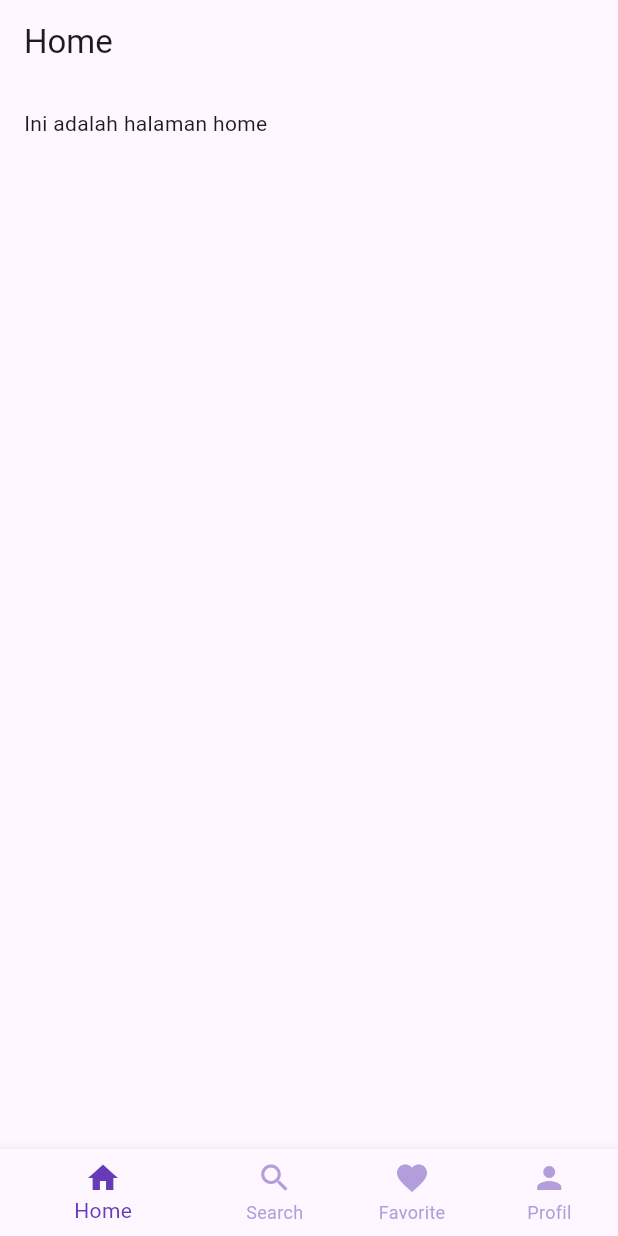
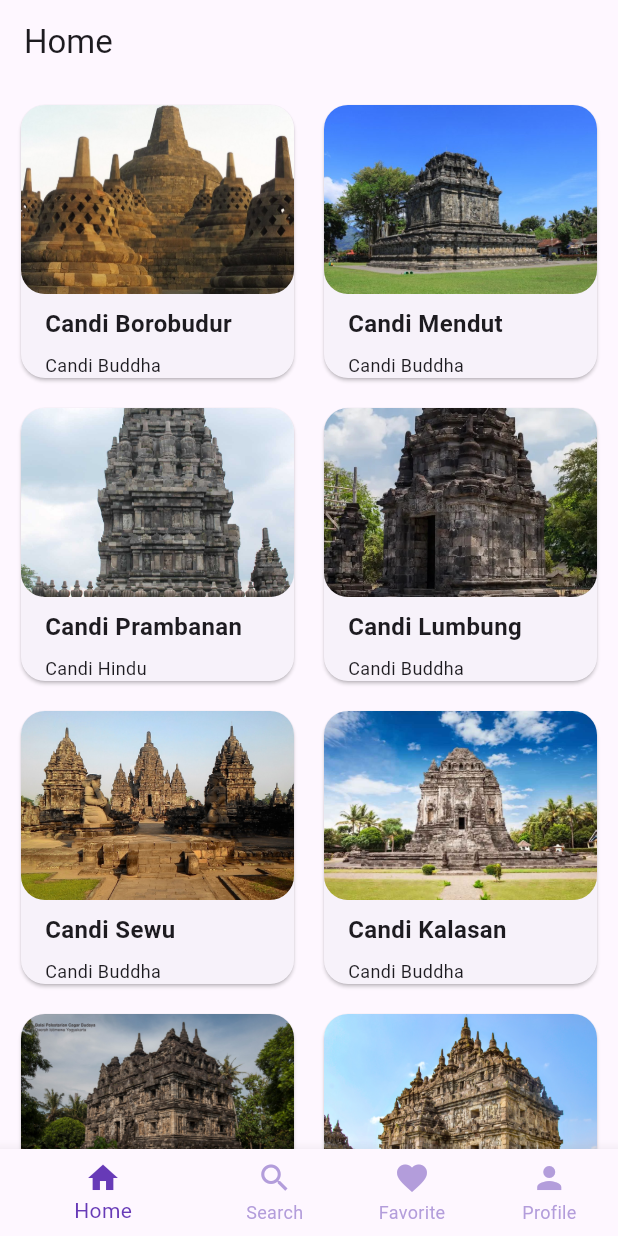
Before and after one commit to Cyndi1/PAB1, a Flutter app: the screen it shows after launch, on a phone screen of 412 x 824 dp. Run offline on Flutter 3.47's test engine with Material 3 defaults, Android fonts, the light colour scheme and no system bars.

Commit message:
home selesai

```diff
--- /dev/null
+++ b/flutter_button_navigation/lib/data/candi_data.dart
@@ -0,0 +1,164 @@
+import 'package:flutter_button_navigation/models/candi.dart';
+
+var candiList = [
+  Candi(
+    name: 'Candi Borobudur',
+    location: 'Magelang, Jawa Tengah',
+    description:
+        'Candi Borobudur, candi Buddha terbesar di dunia, dibangun oleh penganut Buddha Mahayana pada abad ke-9 di Jawa Tengah, Indonesia. Dengan enam teras dan tiga pelataran melingkar yang dihiasi relief dan arca Buddha, Borobudur adalah tempat suci untuk memuliakan Buddha dan panduan ziarah menuju pencerahan. Meskipun ditinggalkan pada abad ke-10, candi ini ditemukan kembali pada tahun 1814 dan setelah pemugaran besar-besaran, diakui sebagai Situs Warisan Dunia oleh UNESCO.',
+    built: 'Abad ke-9',
+    type: 'Candi Buddha',
+    imageAsset: 'images/borobudur.jpeg',
+    imageUrls: [
+      'https://media-cdn.tripadvisor.com/media/photo-o/11/cd/4f/71/borobudur-and-the-sky.jpg',
+      'https://media-cdn.tripadvisor.com/media/photo-o/11/cd/5d/36/borobudur-airial-view.jpg',
+      'https://media-cdn.tripadvisor.com/media/photo-o/11/cd/4d/c7/borobudur-and-the-sky.jpg',
+      'https://media-cdn.tripadvisor.com/media/photo-o/11/cd/47/0e/borobudur-sunset-moment.jpg',
+    ],
+    isFavorite: false,
+  ),
+  Candi(
+    name: 'Candi Mendut',
+    location: 'Magelang, Jawa Tengah',
+    description:
+        'Candi Mendut adalah candi Buddha yang terletak di Desa Mendut, Kabupaten Magelang, Jawa Tengah, sekitar 3 kilometer dari Candi Borobudur. Dibangun pada masa pemerintahan Raja Indra dari dinasti Syailendra, Candi Mendut dikaitkan dengan prasasti Karangtengah tahun 824 Masehi, yang mengaitkannya dengan istilah "wenuwana" atau hutan bambu. Candi ini dibangun dengan batu bata dan lapisan batu alam, berdiri teguh di atas basement tinggi dengan pintu masuk menghadap barat-daya. Bangunan ini memiliki lorong mengelilingi tubuhnya, atap tiga tingkat, dan dihiasi dengan 48 stupa kecil di bagian puncaknya.',
+    built: 'Abad ke-9',
+    type: 'Candi Buddha',
+    imageAsset: 'images/mendut.jpeg',
+    imageUrls: [
+      'https://media-cdn.tripadvisor.com/media/photo-o/08/8d/bd/dc/photo1jpg.jpg',
+      'https://media-cdn.tripadvisor.com/media/photo-o/08/30/84/fe/detail.jpg',
+      'https://media-cdn.tripadvisor.com/media/photo-o/07/9c/66/49/parc-du-monastere.jpg',
+      'https://media-cdn.tripadvisor.com/media/photo-o/07/64/89/fe/candi-mendut-temple.jpg',
+    ],
+    isFavorite: false,
+  ),
+  Candi(
+    name: 'Candi Prambanan',
+    location: 'Daerah Istimewa Yogyakarta',
+    description:
+        'Candi Prambanan adalah candi Hindu terbesar di Indonesia, didirikan pada abad ke-9 Masehi dan dipersembahkan untuk Trimurti Hindu: Brahma, Wisnu, dan Siwa. Terletak di Daerah Istimewa Yogyakarta dan Jawa Tengah, kompleks candi ini mencakup Bokoharjo, Prambanan, Sleman, Yogyakarta, serta Tlogo, Prambanan, Klaten, Jawa Tengah. Candi ini termasuk Situs Warisan Dunia UNESCO, memiliki arsitektur tinggi dan ramping, dengan candi Siwa sebagai pusat dengan ketinggian 47 meter. Dibangun mulai sekitar tahun 850 Masehi oleh Rakai Pikatan dan dikembangkan oleh Balitung Maha Sambu dari kerajaan Medang Mataram, Prambanan menjadi daya tarik wisatawan global.',
+    built: 'Abad ke-9',
+    type: 'Candi Hindu',
+    imageAsset: 'images/prambanan.jpeg',
+    imageUrls: [
+      'http://media-cdn.tripadvisor.com/media/photo-o/11/d3/f4/02/main-prambanan-temple.jpg',
+      'https://media-cdn.tripadvisor.com/media/photo-o/11/d3/f3/fb/main-prambanan-temple.jpg',
+      'https://media-cdn.tripadvisor.com/media/photo-o/11/cd/21/b5/prambanan-diwaktu-malam.jpg',
+      'https://media-cdn.tripadvisor.com/media/photo-o/11/cd/21/a1/prambanan-yang-luas-dan.jpg',
+    ],
+    isFavorite: false,
+  ),
+  Candi(
+    name: 'Candi Lumbung',
+    location: 'Klaten, Jawa Tengah',
+    description:
+        'Candi Lumbung, bagian Taman Wisata Candi Prambanan, terletak di Jawa Tengah, Kabupaten Klaten. Dibangun pada abad ke-9 saat Kerajaan Mataram Kuno, candi ini terdiri dari satu candi induk dan 16 candi perwara. Candi induk memiliki denah poligon bersisi 20, luas 350 m2, dan menghadap ke timur, meskipun sekarang tidak lengkap karena sejumlah batu hilang. Penelitian modern oleh J. Dumarçay juga mencatat perubahan struktur candi ini.',
+    built: 'Abad ke-9',
+    type: 'Candi Buddha',
+    imageAsset: 'images/lumbung.jpeg',
+    imageUrls: [
+      'https://media-cdn.tripadvisor.com/media/photo-o/28/11/e1/80/lumbung-temple.jpg',
+      'http://media-cdn.tripadvisor.com/media/photo-o/28/11/e1/73/lumbung-temple.jpg',
+      'http://media-cdn.tripadvisor.com/media/photo-o/28/11/e1/21/lumbung-temple.jpg',
+      'https://media-cdn.tripadvisor.com/media/photo-o/28/11/e1/33/lumbung-temple.jpg',
+    ],
+    isFavorite: false,
+  ),
+  Candi(
+    name: 'Candi Sewu',
+    location: 'Klaten, Jawa Tengah',
+    description:
+        'Candi Sewu adalah kompleks candi Buddha yang didirikan pada abad ke-8 Masehi dan terletak sekitar delapan ratus meter di utara Candi Prambanan. Menjadi kompleks candi Buddha terbesar kedua di Jawa Tengah setelah Candi Borobudur, Candi Sewu memiliki nama asli Manjusri grha (Rumah Manjusri), dan usianya lebih tua daripada Candi Borobudur dan Prambanan. Walaupun semula memiliki 249 candi, masyarakat setempat menyebutnya "Sewu" yang dalam bahasa Jawa berarti seribu, merujuk pada legenda Loro Jonggrang.',
+    built: 'Abad ke-8',
+    type: 'Candi Buddha',
+    imageAsset: 'images/sewu.jpeg',
+    imageUrls: [
+      'https://media-cdn.tripadvisor.com/media/photo-o/16/29/03/ec/dsc-5480-largejpg.jpg',
+      'https://media-cdn.tripadvisor.com/media/photo-o/13/9a/31/8e/caption.jpg',
+      'https://media-cdn.tripadvisor.com/media/photo-o/14/78/fd/64/dsc-0395-largejpg.jpg',
+      'https://media-cdn.tripadvisor.com/media/photo-o/16/10/f6/55/20181224-104447-largejpg.jpg',
+    ],
+    isFavorite: false,
+  ),
+  Candi(
+    name: 'Candi Kalasan',
+    location: 'Daerah Istimewa Yogyakarta',
+    description:
+        'Candi Kalasan, Cagar Budaya Buddha di Yogyakarta, memiliki 52 stupa dan berlokasi di Desa Tirtomartani. Terletak sekitar 2 km dari Candi Prambanan, candi ini awalnya satu-satunya struktur yang ditemukan di situs ini, tetapi penggalian lebih lanjut mengungkap bangunan pendukung lain dan tiga candi kecil di luar bangunan utama. Prasasti Kalasan tahun 778 mengungkapkan pendirian bangunan suci untuk menghormati Bodhisattva wanita, Tarabhawana, oleh Maharaja Tejapurnapana Panangkaran dari keluarga Syailendra. Candi ini dianggap sebagai bukti keberadaan Wangsa Syailendra. Menurut penafsiran ahli, Candi Kalasan adalah gabungan Buddhisme dan Hinduisme, mengalami tiga kali perbaikan. Relief Bodhisattva dan atap berlapis tiga menjadi ciri khas candi ini.',
+    built: 'Abad ke-8',
+    type: 'Candi Buddha',
+    imageAsset: 'images/kalasan.jpeg',
+    imageUrls: [
+      'https://media-cdn.tripadvisor.com/media/photo-o/11/49/7f/c6/img-20171102-100329-largejpg.jpg',
+      'https://media-cdn.tripadvisor.com/media/photo-o/0d/d1/15/1b/papan-nama-peringatan.jpg',
+      'https://media-cdn.tripadvisor.com/media/photo-o/0d/b4/4a/9d/caption.jpg',
+      'https://media-cdn.tripadvisor.com/media/photo-o/0d/bd/3b/88/20161127-152738-largejpg.jpg',
+    ],
+    isFavorite: false,
+  ),
+  Candi(
+    name: 'Candi Sari',
+    location: 'Daerah Istimewa Yogyakarta',
+    description:
+        'Candi Sari, atau Candi Bendah, adalah candi Buddha yang terletak di Desa Tirtomartani, Sleman, Yogyakarta. Dibangun pada abad ke-8 dan ke-9 saat Kerajaan Mataram Kuno, candi ini memiliki 9 stupa di bagian atasnya yang tersusun dalam 3 deretan sejajar, mirip dengan Candi Borobudur. Bangunannya mirip dengan Candi Plaosan dan memiliki ruangan bertingkat dua di bawah stupa, mungkin digunakan untuk meditasi biksu. Dulu digunakan sebagai Vihara Buddha untuk belajar dan mengajar para biksu.',
+    built: 'Abad ke-8',
+    type: 'Candi Buddha',
+    imageAsset: 'images/sari.jpeg',
+    imageUrls: [
+      'http://media-cdn.tripadvisor.com/media/photo-o/0d/7a/26/27/p-20150104-102350-hdr.jpg',
+      'https://media-cdn.tripadvisor.com/media/photo-o/17/e4/b5/32/komplek-candi-sari.jpg',
+      'http://media-cdn.tripadvisor.com/media/photo-o/13/46/0c/0e/cube.jpg',
+      'https://media-cdn.tripadvisor.com/media/photo-o/13/46/09/6d/high-wall.jpg',
+    ],
+    isFavorite: false,
+  ),
+  Candi(
+    name: 'Candi Plaosan',
+    location: 'Klaten, Jawa Tengah',
+    description:
+        'Candi Plaosan adalah kompleks percandian di Desa Bugisan, Jawa Tengah. Terdiri dari Candi Plaosan Lor dan Candi Plaosan Kidul, kompleks ini terletak sekitar 1 km dari Candi Sewu atau Candi Prambanan. Bangunan-bangunan dengan stupa, arca Buddha, dan candi perwara menandakan karakter Buddha. Dibangun pada abad ke-9 oleh Raja Rakai Pikatan dan Sri Kahulunan dari Kerajaan Medang, candi ini dahulu dikelilingi oleh parit persegi panjang yang sebagian masih terlihat di timur dan barat candi.',
+    built: 'Abad ke-9',
+    type: 'Candi Buddha',
+    imageAsset: 'images/plaosan.jpeg',
+    imageUrls: [
+      'https://media-cdn.tripadvisor.com/media/photo-o/15/64/fe/2c/candi-plaosan-nan-exotic.jpg',
+      'https://media-cdn.tripadvisor.com/media/photo-o/0b/9b/16/eb/candi-plaosan-merupakan.jpg',
+      'https://media-cdn.tripadvisor.com/media/photo-o/04/d1/be/8d/candi-plaosan.jpg',
+      'https://media-cdn.tripadvisor.com/media/photo-o/28/14/e5/d4/caption.jpg',
+    ],
+    isFavorite: false,
+  ),
+  Candi(
+    name: 'Candi Singosari',
+    location: 'Malang, Jawa Timur',
+    description:
+        'Candi Singasari adalah situs Hindu-Buddha bersejarah dari Kerajaan Singasari, terletak di Singosari, Malang, Jawa Timur, Indonesia, sekitar 10 km dari Kota Malang. Candi ini merupakan tempat pemujaan Raja Kertanegara, raja terakhir Singasari, yang wafat pada 1292. Terletak di lembah di antara Pegunungan Tengger dan Gunung Arjuno, candi ini dibangun dengan metode menumpuk batu andesit dan diukir dari atas ke bawah.',
+    built: 'Abad ke-13',
+    type: 'Candi Hindu-Buddha',
+    imageAsset: 'images/singosari.jpeg',
+    imageUrls: [
+      'https://media-cdn.tripadvisor.com/media/photo-o/06/c9/d4/f2/candi-singosari.jpg',
+      'https://media-cdn.tripadvisor.com/media/photo-o/1a/ca/37/49/candi-cungkup-candirenggo.jpg',
+      'https://media-cdn.tripadvisor.com/media/photo-o/15/a2/c0/8d/dvarapala.jpg',
+      'https://media-cdn.tripadvisor.com/media/photo-o/15/a2/c0/88/singosari-temple-kala.jpg',
+    ],
+    isFavorite: false,
+  ),
+  Candi(
+    name: 'Candi Jago',
+    location: 'Malang, Jawa Timur',
+    description:
+        'Candi Jago, didirikan oleh Kerajaan Singhasari abad ke-13 untuk menghormati Raja Wisnuwardhana, terletak di Desa Tumpang, Malang, Jawa Timur. Candi ini menganut agama Buddha Tatrayana dan memiliki arca khas amoghapasa yang mewakili Raja Wisnuwarddhana. Bangunan candi ini, terbuat dari batu andesit, memiliki bagian atas yang tersisa sebagian karena diterjang petir. Relief Kunjarakarna dan Pancatantra dapat ditemukan di sini. Arca Manjusri yang awalnya berada di candi ini, kini tersimpan di Museum Nasional.',
+    built: 'Abad ke-13',
+    type: 'Candi Buddha',
+    imageAsset: 'images/jago.jpeg',
+    imageUrls: [
+      'https://media-cdn.tripadvisor.com/media/photo-o/08/75/ab/a3/photo2jpg.jpg',
+      'https://media-cdn.tripadvisor.com/media/photo-o/08/75/ab/a1/photo0jpg.jpg',
+      'https://media-cdn.tripadvisor.com/media/photo-o/05/60/f7/12/jhago-temple.jpg',
+      'https://media-cdn.tripadvisor.com/media/photo-o/05/60/f6/e5/jhago-temple.jpg',
+    ],
+    isFavorite: false,
+  ),
+];
--- /dev/null
+++ b/flutter_button_navigation/lib/models/candi.dart
@@ -0,0 +1,22 @@
+class Candi {
+  final String name;
+  final String location;
+  final String description;
+  final String built;
+  final String type;
+  final String imageAsset;
+  final List<String> imageUrls;
+  bool isFavorite;
+
+  Candi({
+    required this.name,
+    required this.location,
+    required this.description,
+    required this.built,
+    required this.type,
+    required this.imageAsset,
+    required this.imageUrls,
+    this.isFavorite = false,
+  });
+
+}
--- a/flutter_button_navigation/lib/screens/home_screen.dart
+++ b/flutter_button_navigation/lib/screens/home_screen.dart
@@ -1,4 +1,6 @@
 import 'package:flutter/material.dart';
+import 'package:flutter_button_navigation/data/candi_data.dart';
+import 'package:flutter_button_navigation/models/candi.dart';
 
 class HomeScreen extends StatelessWidget {
   const HomeScreen({super.key});
@@ -9,11 +11,59 @@ class HomeScreen extends StatelessWidget {
       appBar: AppBar(
         title: Text('Home'),
       ),
-      body: const Padding(
-        padding: const EdgeInsets.all(16.0),
-        child: const Text('Ini adalah halaman home'),
-      ),
+      body: SingleChildScrollView(
+          child: Column(children: [
+        GridView.builder(
+          shrinkWrap: true, //di wrap biar muat 1 layar kita
+
+          gridDelegate: SliverGridDelegateWithFixedCrossAxisCount(
+              crossAxisCount: 2, crossAxisSpacing: 8, mainAxisSpacing: 8),
+          padding: const EdgeInsets.all(8),
+          itemCount: candiList.length,
+          itemBuilder: (context, index) {
+            Candi candi = candiList[index];
+            // Tampilan untuk 1 grid
+            return Card(
+              shape: RoundedRectangleBorder(
+                  borderRadius: BorderRadius.circular(16)),
+              margin: const EdgeInsets.all(6),
+              elevation: 1,
+              child: Column(
+                crossAxisAlignment: CrossAxisAlignment.stretch,
+                children: [
+                  // Gambar Candi
+                  Expanded(
+                    child: ClipRRect(
+                      borderRadius: BorderRadius.circular(16),
+                      child: Image.asset(
+                        candi.imageAsset,
+                        fit: BoxFit.cover,
+                      ),
+                    ),
+                  ),
+                  // Nama Candi
+                  Padding(
+                    padding: const EdgeInsets.only(left: 16, top: 8),
+                    child: Text(
+                      candi.name,
+                      style: const TextStyle(
+                          fontSize: 16, fontWeight: FontWeight.bold),
+                    ),
+                  ),
+                  // Tipe Candi
+                  Padding(
+                    padding: const EdgeInsets.only(left: 16, top: 8),
+                    child: Text(
+                      candi.type,
+                      style: const TextStyle(fontSize: 12),
+                    ),
+                  ),
+                ],
+              ),
+            );
+          },
+        ),
+      ])),
     );
-
   }
 }
--- a/flutter_button_navigation/lib/screens/main_screen.dart
+++ b/flutter_button_navigation/lib/screens/main_screen.dart
@@ -51,7 +51,7 @@ class _MainScreenState extends State<MainScreen> {
           // Item Keempat (Icon Person) index 3
           BottomNavigationBarItem(
             icon: Icon(Icons.person),
-            label: 'Profil',
+            label: 'Profile',
           ),
         ],
         currentIndex: _selectedIndex,
--- a/flutter_button_navigation/pubspec.yaml
+++ b/flutter_button_navigation/pubspec.yaml
@@ -17,3 +17,5 @@ dev_dependencies:
 
 flutter:
   uses-material-design: true
+  assets:
+  - images/
```
Also changed, not shown: flutter_button_navigation/images/borobudur.jpeg (added), flutter_button_navigation/images/jago.jpeg (added), flutter_button_navigation/images/kalasan.jpeg (added), flutter_button_navigation/images/logo_candi.png (added), flutter_button_navigation/images/lumbung.jpeg (added), flutter_button_navigation/images/mendut.jpeg (added), flutter_button_navigation/images/placeholder_image.png (added), flutter_button_navigation/images/plaosan.jpeg (added), flutter_button_navigation/images/prambanan.jpeg (added), flutter_button_navigation/images/sari.jpeg (added), flutter_button_navigation/images/sewu.jpeg (added), flutter_button_navigation/images/singosari.jpeg (added).
